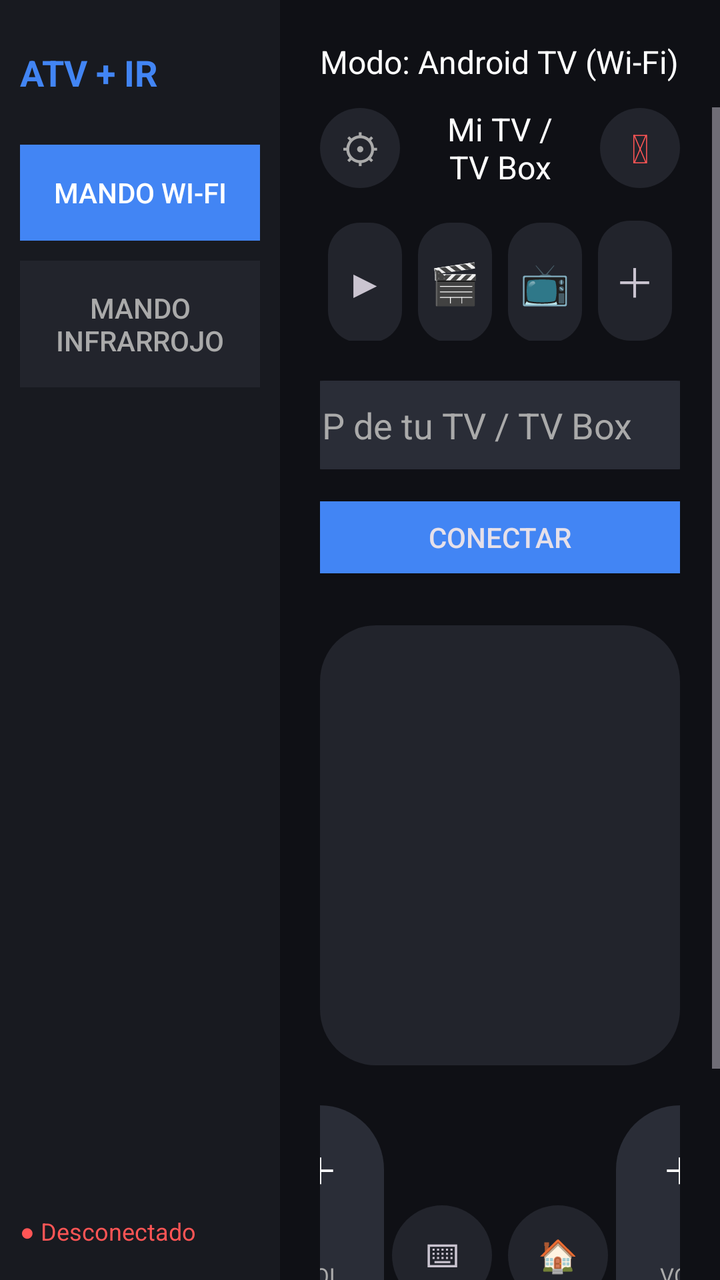
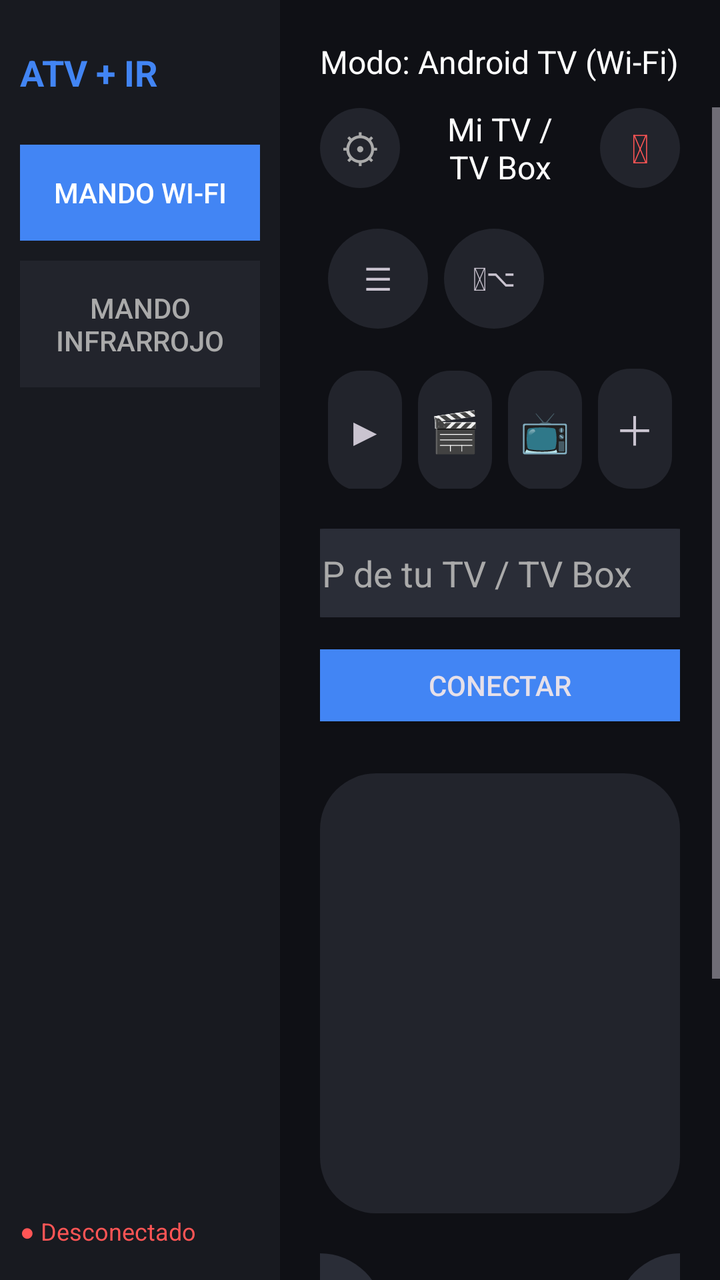

Compare the two renders of this Android layout. The source of the first and the diff that turns it into the second are given below.
<!-- AndroidManifest.xml: application theme Theme.HybridRemote -->
<!-- res/layout/activity_main.xml -->
<?xml version="1.0" encoding="utf-8"?>
<LinearLayout xmlns:android="http://schemas.android.com/apk/res/android"
    android:layout_width="match_parent"
    android:layout_height="match_parent"
    android:orientation="horizontal"
    android:background="@color/bg_main">

    
    <LinearLayout
        android:layout_width="140dp"
        android:layout_height="match_parent"
        android:orientation="vertical"
        android:background="@color/bg_sidebar"
        android:paddingTop="24dp"
        android:paddingHorizontal="10dp">

        <TextView
            android:layout_width="wrap_content"
            android:layout_height="wrap_content"
            android:text="ATV + IR"
            android:textColor="@color/accent_blue"
            android:textStyle="bold"
            android:textSize="18sp"
            android:layout_marginBottom="24dp" />

        <Button
            android:id="@+id/btnModeWifi"
            style="?android:attr/borderlessButtonStyle"
            android:layout_width="match_parent"
            android:layout_height="wrap_content"
            android:text="Mando Wi-Fi"
            android:textColor="@color/text_primary"
            android:background="@color/accent_blue"
            android:padding="14dp"
            android:layout_marginBottom="10dp" />

        <Button
            android:id="@+id/btnModeIr"
            style="?android:attr/borderlessButtonStyle"
            android:layout_width="match_parent"
            android:layout_height="wrap_content"
            android:text="Mando Infrarrojo"
            android:textColor="@color/text_secondary"
            android:background="@color/bg_button"
            android:padding="14dp" />

        <View
            android:layout_width="match_parent"
            android:layout_height="0dp"
            android:layout_weight="1" />

        <TextView
            android:id="@+id/tvStatus"
            android:layout_width="wrap_content"
            android:layout_height="wrap_content"
            android:text="● Desconectado"
            android:textColor="@color/status_error"
            android:textSize="12sp"
            android:layout_marginBottom="16dp" />
    </LinearLayout>

    
    <LinearLayout
        android:layout_width="0dp"
        android:layout_height="match_parent"
        android:layout_weight="1"
        android:orientation="vertical"
        android:paddingTop="20dp">

        <TextView
            android:id="@+id/tvModeTitle"
            android:layout_width="wrap_content"
            android:layout_height="wrap_content"
            android:layout_gravity="center_horizontal"
            android:text="Modo: Android TV (Wi-Fi)"
            android:textColor="@color/text_primary"
            android:textSize="16sp"
            android:layout_marginBottom="12dp" />

        <FrameLayout
            android:layout_width="match_parent"
            android:layout_height="0dp"
            android:layout_weight="1">

            
            <ScrollView
                android:id="@+id/wifiPanel"
                android:layout_width="match_parent"
                android:layout_height="match_parent">

                <LinearLayout
                    android:layout_width="match_parent"
                    android:layout_height="wrap_content"
                    android:orientation="vertical"
                    android:gravity="center_horizontal"
                    android:paddingHorizontal="20dp"
                    android:paddingBottom="30dp">

                    
                    <LinearLayout
                        android:layout_width="match_parent"
                        android:layout_height="wrap_content"
                        android:orientation="horizontal"
                        android:gravity="center_vertical"
                        android:layout_marginBottom="16dp">

                        <TextView
                            android:id="@+id/btnSettings"
                            android:layout_width="40dp"
                            android:layout_height="40dp"
                            android:text="⚙"
                            android:textSize="20sp"
                            android:gravity="center"
                            android:textColor="@color/text_secondary"
                            android:background="@drawable/bg_round_button" />

                        <TextView
                            android:layout_width="0dp"
                            android:layout_height="wrap_content"
                            android:layout_weight="1"
                            android:layout_marginHorizontal="12dp"
                            android:gravity="center"
                            android:text="Mi TV / TV Box"
                            android:textColor="@color/text_primary"
                            android:textSize="16sp" />

                        <TextView
                            android:id="@+id/btnPowerWifi"
                            android:layout_width="40dp"
                            android:layout_height="40dp"
                            android:text="⏻"
                            android:textSize="20sp"
                            android:gravity="center"
                            android:textColor="@color/status_error"
                            android:background="@drawable/bg_round_button" />
                    </LinearLayout>

                    
                    <LinearLayout
                        android:layout_width="match_parent"
                        android:layout_height="wrap_content"
                        android:orientation="horizontal"
                        android:layout_marginBottom="20dp">

                        <TextView android:id="@+id/btnShortcut1" style="@style/ShortcutSlot" android:text="▶" />
                        <TextView android:id="@+id/btnShortcut2" style="@style/ShortcutSlot" android:text="🎬" />
                        <TextView android:id="@+id/btnShortcut3" style="@style/ShortcutSlot" android:text="📺" />
                        <TextView android:id="@+id/btnShortcut4" style="@style/ShortcutSlot" android:text="＋" />
                    </LinearLayout>

                    <EditText
                        android:id="@+id/etTvIp"
                        android:layout_width="220dp"
                        android:layout_height="wrap_content"
                        android:hint="IP de tu TV / TV Box"
                        android:textColor="@color/text_primary"
                        android:textColorHint="@color/text_secondary"
                        android:background="@drawable/bg_pill"
                        android:paddingHorizontal="16dp"
                        android:paddingVertical="10dp"
                        android:inputType="text"
                        android:layout_marginBottom="10dp" />

                    <Button
                        android:id="@+id/btnConnect"
                        android:layout_width="220dp"
                        android:layout_height="wrap_content"
                        android:text="Conectar"
                        android:backgroundTint="@color/accent_blue"
                        android:layout_marginBottom="20dp" />

                    
                    <View
                        android:id="@+id/touchpad"
                        android:layout_width="match_parent"
                        android:layout_height="220dp"
                        android:background="@drawable/bg_touchpad"
                        android:layout_marginBottom="20dp" />

                    
                    <LinearLayout
                        android:layout_width="match_parent"
                        android:layout_height="wrap_content"
                        android:orientation="horizontal"
                        android:gravity="center"
                        android:layout_marginBottom="16dp">

                        <LinearLayout
    android:layout_width="64dp"
    android:layout_height="170dp"
    android:orientation="vertical"
    android:gravity="center_horizontal"
    android:background="@drawable/bg_pill"
    android:paddingVertical="10dp">
    <TextView android:id="@+id/btnVolUpWifi" android:layout_width="44dp" android:layout_height="44dp" android:text="＋" android:textSize="18sp" android:gravity="center" android:textColor="@color/text_primary" />
    <TextView android:layout_width="wrap_content" android:layout_height="0dp" android:layout_weight="1" android:gravity="center" android:text="VOL" android:textColor="@color/text_secondary" android:textSize="11sp" />
    <TextView android:id="@+id/btnVolDownWifi" android:layout_width="44dp" android:layout_height="44dp" android:text="－" android:textSize="18sp" android:gravity="center" android:textColor="@color/text_primary" />
</LinearLayout>

                            <LinearLayout
                                android:layout_width="wrap_content"
                                android:layout_height="wrap_content"
                                android:orientation="horizontal"
                                android:layout_marginBottom="10dp">
                                <TextView android:id="@+id/btnKeyboard" style="@style/RoundIconButton" android:text="⌨" />
                                <TextView android:id="@+id/btnHome" style="@style/RoundIconButton" android:text="🏠" />
                                <TextView android:id="@+id/btnNumpad" style="@style/RoundIconButton" android:text="#" />
                            </LinearLayout>

                            <LinearLayout
                                android:layout_width="wrap_content"
                                android:layout_height="wrap_content"
                                android:orientation="horizontal">
                                <TextView android:id="@+id/btnMuteWifi" style="@style/RoundIconButton" android:text="🔇" />
                                <TextView android:id="@+id/btnMic" style="@style/RoundIconButton" android:text="🎤" />
                                <TextView android:id="@+id/btnBack" style="@style/RoundIconButton" android:text="↩" />
                            </LinearLayout>

                        <LinearLayout
    android:layout_width="64dp"
    android:layout_height="170dp"
    android:orientation="vertical"
    android:gravity="center_horizontal"
    android:background="@drawable/bg_pill"
    android:paddingVertical="10dp">
    <TextView android:id="@+id/btnChUpWifi" android:layout_width="44dp" android:layout_height="44dp" android:text="＋" android:textSize="18sp" android:gravity="center" android:textColor="@color/text_primary" />
    <TextView android:layout_width="wrap_content" android:layout_height="0dp" android:layout_weight="1" android:gravity="center" android:text="VOL" android:textColor="@color/text_secondary" android:textSize="11sp" />
    <TextView android:id="@+id/btnChDownWifi" android:layout_width="44dp" android:layout_height="44dp" android:text="－" android:textSize="18sp" android:gravity="center" android:textColor="@color/text_primary" />
</LinearLayout>
                        
      </LinearLayout>         
         </LinearLayout>     
            </ScrollView>

            
            <ScrollView
                android:id="@+id/irPanel"
                android:layout_width="match_parent"
                android:layout_height="match_parent"
                android:visibility="gone">

                <LinearLayout
                    android:layout_width="match_parent"
                    android:layout_height="wrap_content"
                    android:orientation="vertical"
                    android:gravity="center_horizontal"
                    android:paddingHorizontal="20dp"
                    android:paddingBottom="30dp">

                    <TextView
                        android:id="@+id/btnPowerIr"
                        android:layout_width="wrap_content"
                        android:layout_height="wrap_content"
                        android:layout_gravity="start"
                        android:text="⏻"
                        android:textSize="20sp"
                        android:textColor="@color/status_error"
                        android:paddingHorizontal="20dp"
                        android:paddingVertical="10dp"
                        android:background="@drawable/bg_outline_button"
                        android:layout_marginBottom="20dp" />

                    
                    <FrameLayout
                        android:layout_width="220dp"
                        android:layout_height="220dp"
                        android:layout_marginBottom="20dp">

                        <View
                            android:layout_width="200dp"
                            android:layout_height="200dp"
                            android:layout_gravity="center"
                            android:background="@drawable/bg_dpad_glow" />

                        <LinearLayout
                            android:layout_width="wrap_content"
                            android:layout_height="wrap_content"
                            android:layout_gravity="center"
                            android:orientation="vertical"
                            android:gravity="center_horizontal">

                            <Button android:id="@+id/btnUp" android:layout_width="60dp" android:layout_height="60dp"
                                android:text="▲" android:background="@drawable/bg_round_button" android:textColor="@color/text_primary" />

                            <LinearLayout android:layout_width="wrap_content" android:layout_height="wrap_content" android:orientation="horizontal">
                                <Button android:id="@+id/btnLeft" android:layout_width="60dp" android:layout_height="60dp"
                                    android:text="◄" android:background="@drawable/bg_round_button" android:textColor="@color/text_primary" />
                                <Button android:id="@+id/btnOk" android:layout_width="60dp" android:layout_height="60dp"
                                    android:text="OK" android:background="@drawable/bg_ok_gradient" android:textColor="@color/text_primary" />
                                <Button android:id="@+id/btnRight" android:layout_width="60dp" android:layout_height="60dp"
                                    android:text="►" android:background="@drawable/bg_round_button" android:textColor="@color/text_primary" />
                            </LinearLayout>

                            <Button android:id="@+id/btnDown" android:layout_width="60dp" android:layout_height="60dp"
                                android:text="▼" android:background="@drawable/bg_round_button" android:textColor="@color/text_primary" />
                        </LinearLayout>
                    </FrameLayout>

                    <LinearLayout
                        android:layout_width="match_parent"
                        android:layout_height="wrap_content"
                        android:orientation="horizontal"
                        android:layout_marginBottom="20dp">
                        <TextView android:id="@+id/btnIndex" style="@style/OutlinePillButton" android:text="INDEX" />
                        <TextView android:id="@+id/btnChList" style="@style/OutlinePillButton" android:text="CH LIST" />
                    </LinearLayout>

                    <LinearLayout
                        android:layout_width="match_parent"
                        android:layout_height="wrap_content"
                        android:orientation="horizontal"
                        android:gravity="center"
                        android:layout_marginBottom="20dp">

                        <LinearLayout
    android:layout_width="64dp"
    android:layout_height="170dp"
    android:orientation="vertical"
    android:gravity="center_horizontal"
    android:background="@drawable/bg_pill"
    android:paddingVertical="10dp">
    <TextView android:id="@+id/btnVolUpIr" android:layout_width="44dp" android:layout_height="44dp" android:text="＋" android:textSize="18sp" android:gravity="center" android:textColor="@color/text_primary" />
    <TextView android:layout_width="wrap_content" android:layout_height="0dp" android:layout_weight="1" android:gravity="center" android:text="VOL" android:textColor="@color/text_secondary" android:textSize="11sp" />
    <TextView android:id="@+id/btnVolDownIr" android:layout_width="44dp" android:layout_height="44dp" android:text="－" android:textSize="18sp" android:gravity="center" android:textColor="@color/text_primary" />
</LinearLayout>
                        
                    <LinearLayout
    android:layout_width="64dp"
    android:layout_height="170dp"
    android:orientation="vertical"
    android:gravity="center_horizontal"
    android:background="@drawable/bg_pill"
    android:paddingVertical="10dp">
    <TextView android:id="@+id/btnChUpIr" android:layout_width="44dp" android:layout_height="44dp" android:text="＋" android:textSize="18sp" android:gravity="center" android:textColor="@color/text_primary" />
    <TextView android:layout_width="wrap_content" android:layout_height="0dp" android:layout_weight="1" android:gravity="center" android:text="VOL" android:textColor="@color/text_secondary" android:textSize="11sp" />
    <TextView android:id="@+id/btnChDownIr" android:layout_width="44dp" android:layout_height="44dp" android:text="－" android:textSize="18sp" android:gravity="center" android:textColor="@color/text_primary" />
</LinearLayout>
             </LinearLayout>
                    
                    <LinearLayout android:layout_width="match_parent" android:layout_height="wrap_content" android:orientation="horizontal">
                        <Button android:id="@+id/btnNum1" style="@style/NumberButton" android:text="1" />
                        <Button android:id="@+id/btnNum2" style="@style/NumberButton" android:text="2" />
                        <Button android:id="@+id/btnNum3" style="@style/NumberButton" android:text="3" />
                    </LinearLayout>
                    <LinearLayout android:layout_width="match_parent" android:layout_height="wrap_content" android:orientation="horizontal">
                        <Button android:id="@+id/btnNum4" style="@style/NumberButton" android:text="4" />
                        <Button android:id="@+id/btnNum5" style="@style/NumberButton" android:text="5" />
                        <Button android:id="@+id/btnNum6" style="@style/NumberButton" android:text="6" />
                    </LinearLayout>
                    <LinearLayout android:layout_width="match_parent" android:layout_height="wrap_content" android:orientation="horizontal">
                        <Button android:id="@+id/btnNum7" style="@style/NumberButton" android:text="7" />
                        <Button android:id="@+id/btnNum8" style="@style/NumberButton" android:text="8" />
                        <Button android:id="@+id/btnNum9" style="@style/NumberButton" android:text="9" />
                    </LinearLayout>
                    <LinearLayout android:layout_width="match_parent" android:layout_height="wrap_content" android:orientation="horizontal" android:layout_marginBottom="16dp">
                        <View android:layout_width="0dp" android:layout_height="1dp" android:layout_weight="1" />
                        <Button android:id="@+id/btnNum0" style="@style/NumberButton" android:text="0" />
                        <View android:layout_width="0dp" android:layout_height="1dp" android:layout_weight="1" />
                    </LinearLayout>

                    
                    <LinearLayout android:layout_width="match_parent" android:layout_height="wrap_content" android:orientation="horizontal">
                        <TextView android:id="@+id/btnColorRed" style="@style/ColorButton" android:text="A" android:textColor="#FF5555" />
                        <TextView android:id="@+id/btnColorYellow" style="@style/ColorButton" android:text="B" android:textColor="#FFD54F" />
                        <TextView android:id="@+id/btnColorGreen" style="@style/ColorButton" android:text="C" android:textColor="#4CAF50" />
                        <TextView android:id="@+id/btnColorBlue" style="@style/ColorButton" android:text="D" android:textColor="#4285F4" />
                    </LinearLayout>

                </LinearLayout>
            </ScrollView>

        </FrameLayout>
    </LinearLayout>
</LinearLayout>
<!-- resources referenced by this layout -->
<resources>
  <color name="accent_blue">#4285F4</color>
  <color name="bg_button">#22242C</color>
  <color name="bg_main">#0F1015</color>
  <color name="bg_sidebar">#181A20</color>
  <color name="status_error">#FF5555</color>
  <color name="text_primary">#FFFFFF</color>
  <color name="text_secondary">#AAAAAA</color>
  <!-- drawable bg_ok_gradient (drawable) -->
  <shape xmlns:android="http://schemas.android.com/apk/res/android" android:shape="oval">
      <gradient
          android:type="sweep"
          android:startColor="@color/accent_pink"
          android:centerColor="@color/accent_purple"
          android:endColor="@color/accent_blue"
          android:useLevel="false" />
  </shape>
  <!-- drawable bg_outline_button (drawable) -->
  <shape xmlns:android="http://schemas.android.com/apk/res/android" android:shape="rectangle">
      <stroke android:width="1.5dp" android:color="@color/text_secondary" />
      <corners android:radius="18dp" />
      <solid android:color="@android:color/transparent" />
  </shape>
  <!-- drawable bg_pill (drawable) -->
  <shape xmlns:android="http://schemas.android.com/apk/res/android" android:shape="rectangle">
      <solid android:color="@color/bg_pill" />
      <corners android:radius="40dp" />
  </shape>
  <!-- drawable bg_round_button (drawable) -->
  <shape xmlns:android="http://schemas.android.com/apk/res/android" android:shape="oval">
      <solid android:color="@color/bg_button" />
  </shape>
  <!-- drawable bg_touchpad (drawable) -->
  <shape xmlns:android="http://schemas.android.com/apk/res/android" android:shape="rectangle">
      <solid android:color="@color/bg_button" />
      <corners android:radius="28dp" />
  </shape>
  <style name="ColorButton">
      <item name="android:layout_width">0dp</item>
      <item name="android:layout_height">44dp</item>
      <item name="android:layout_weight">1</item>
      <item name="android:layout_margin">4dp</item>
      <item name="android:gravity">center</item>
      <item name="android:textStyle">bold</item>
      <item name="android:background">@drawable/bg_outline_button</item>
  </style>
  <style name="NumberButton">
      <item name="android:layout_width">0dp</item>
      <item name="android:layout_height">64dp</item>
      <item name="android:layout_weight">1</item>
      <item name="android:layout_margin">4dp</item>
      <item name="android:textSize">20sp</item>
      <item name="android:backgroundTint">@color/bg_button</item>
      <item name="android:textColor">@color/text_primary</item>
  </style>
  <style name="RoundIconButton">
      <item name="android:layout_width">50dp</item>
      <item name="android:layout_height">50dp</item>
      <item name="android:layout_margin">4dp</item>
      <item name="android:gravity">center</item>
      <item name="android:textSize">16sp</item>
      <item name="android:background">@drawable/bg_round_button</item>
  </style>
  <style name="ShortcutSlot">
      <item name="android:layout_width">0dp</item>
      <item name="android:layout_height">60dp</item>
      <item name="android:layout_weight">1</item>
      <item name="android:layout_marginHorizontal">4dp</item>
      <item name="android:gravity">center</item>
      <item name="android:textSize">20sp</item>
      <item name="android:background">@drawable/bg_shortcut</item>
  </style>
  <style name="Theme.HybridRemote" parent="Theme.Material3.Dark.NoActionBar">
          <item name="android:windowBackground">@color/bg_main</item>
          <item name="colorPrimary">@color/accent_blue</item>
          <item name="colorOnPrimary">@color/text_primary</item>
  </style>
  <color name="accent_pink">#FF4D8D</color>
  <color name="accent_purple">#7C4DFF</color>
  <color name="bg_pill">#2A2D37</color>
  <!-- drawable bg_shortcut (drawable) -->
  <shape xmlns:android="http://schemas.android.com/apk/res/android" android:shape="rectangle">
      <solid android:color="@color/bg_button" />
      <corners android:radius="16dp" />
  </shape>
  <!-- unchanged entries left out for length: 2 -->
</resources>

<!-- the commit's change to res/layout/activity_main.xml (unified diff, before → after) -->
@@ -134,6 +134,22 @@
                             android:textColor="@color/status_error"
                             android:background="@drawable/bg_round_button" />
                     </LinearLayout>
+                    <LinearLayout
+    android:layout_width="match_parent"
+    android:layout_height="wrap_content"
+    android:orientation="horizontal"
+    android:layout_marginBottom="16dp">
+
+    <TextView
+        android:id="@+id/btnMenu"
+        style="@style/RoundIconButton"
+        android:text="☰" />
+
+    <TextView
+        android:id="@+id/btnInput"
+        style="@style/RoundIconButton"
+        android:text="⏻⌥" />
+</LinearLayout>
 
                     
                     <LinearLayout
